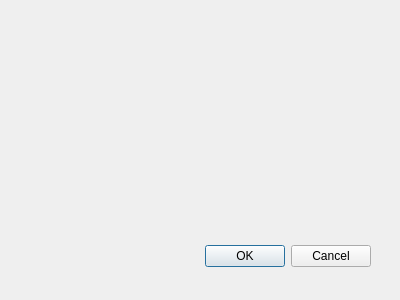
The window that info_displayer_dialog_base.ui (hamza-rachidi/myQGIS-plugin) describes before a commit, drawn with Qt 5.
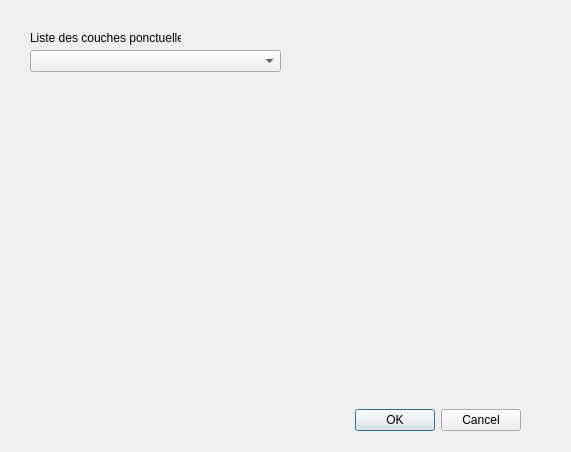
The same window after the commit.

```diff
--- a/info_displayer_dialog_base.ui
+++ b/info_displayer_dialog_base.ui
@@ -1,24 +1,24 @@
 <ui version="4.0" >
  <class>InfoDisplayerDialogBase</class>
- <widget class="QDialog" name="InfoDisplayerDialogBase" >
-  <property name="geometry" >
+ <widget class="QDialog" name="InfoDisplayerDialogBase">
+  <property name="geometry">
    <rect>
     <x>0</x>
     <y>0</y>
-    <width>400</width>
-    <height>300</height>
+    <width>571</width>
+    <height>452</height>
    </rect>
   </property>
   <property name="windowTitle" >
    <string>Info Displayer</string>
   </property>
-  <widget class="QDialogButtonBox" name="button_box" >
-   <property name="geometry" >
+  <widget class="QDialogButtonBox" name="button_box">
+   <property name="geometry">
     <rect>
-     <x>30</x>
-     <y>240</y>
-     <width>341</width>
-     <height>32</height>
+     <x>350</x>
+     <y>400</y>
+     <width>171</width>
+     <height>41</height>
     </rect>
    </property>
    <property name="orientation" >
@@ -28,6 +28,32 @@
     <set>QDialogButtonBox::Cancel|QDialogButtonBox::Ok</set>
    </property>
   </widget>
+  <widget class="QComboBox" name="listeCouchesPonctuelles">
+   <property name="geometry">
+    <rect>
+     <x>30</x>
+     <y>50</y>
+     <width>251</width>
+     <height>22</height>
+    </rect>
+   </property>
+   <property name="maxVisibleItems">
+    <number>30</number>
+   </property>
+  </widget>
+  <widget class="QLabel" name="labelCouche">
+   <property name="geometry">
+    <rect>
+     <x>30</x>
+     <y>30</y>
+     <width>151</width>
+     <height>16</height>
+    </rect>
+   </property>
+   <property name="text">
+    <string>Liste des couches ponctuelles</string>
+   </property>
+  </widget>
  </widget>
  <resources/>
  <connections>
```
Left out of the diff: 53 changed lines with no effect on the pictures.
